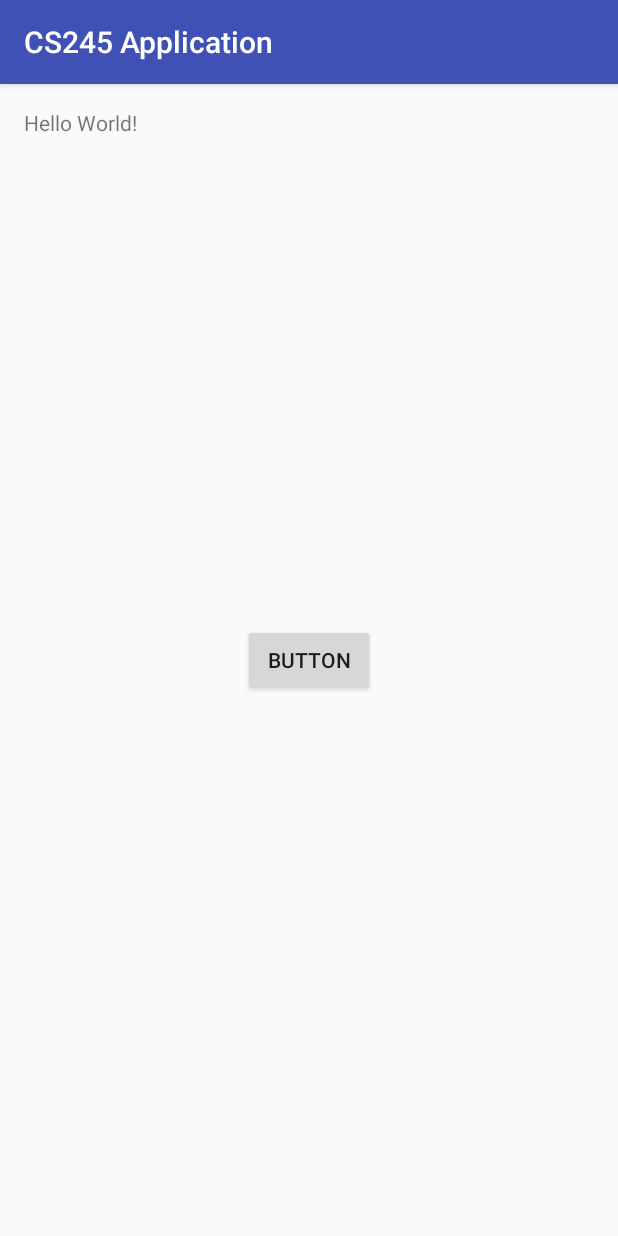
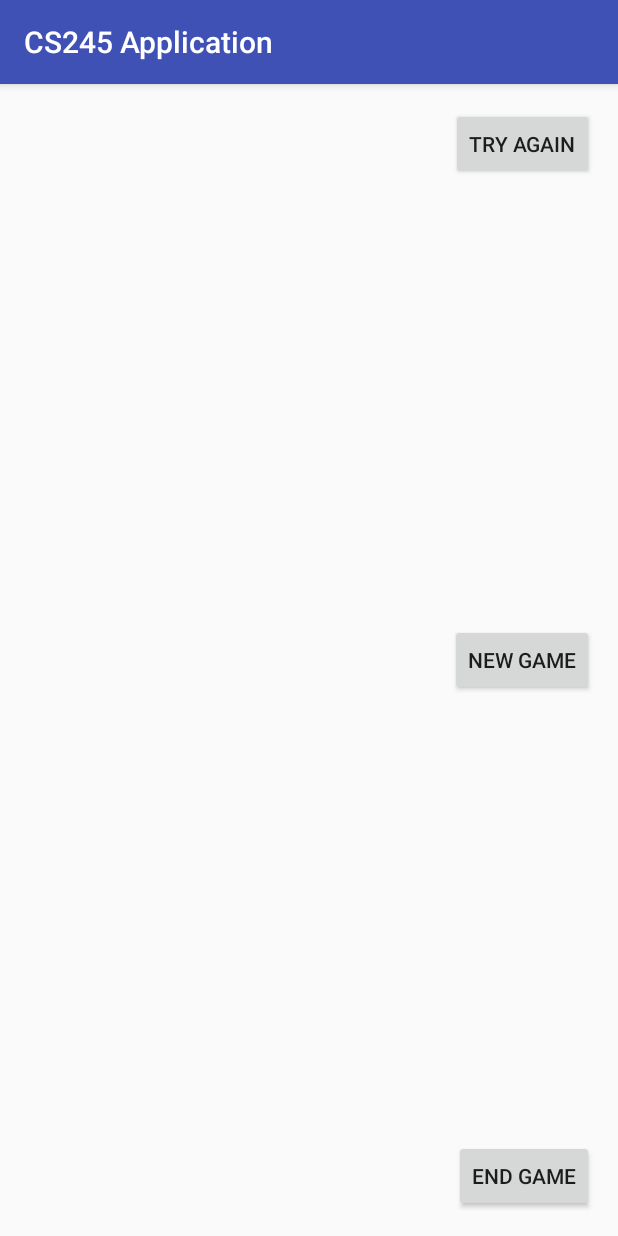
Before and after one commit to samlee99/Card-Concentration-Game, an Android app: the screen it shows after launch (MainActivity), on a phone screen of 412 x 824 dp. Run offline under Robolectric (Android 15) with nearby library versions, the phone set to English and light mode, and no system bars.

Commit message:
Added basic layout for game screen, headers for button methods
I put a gridView as placeholder for the game grid. Not sure if thats
what we want to use or not, still looking into it

```diff
--- a/app/src/main/java/com/example/samlee/cs245application/MainActivity.java
+++ b/app/src/main/java/com/example/samlee/cs245application/MainActivity.java
@@ -11,4 +11,26 @@ public class MainActivity extends AppCompatActivity {
         setContentView(R.layout.activity_main);
 
     }
+
+    public void tryAgainClicked(){
+
+
+
+    }
+
+
+
+    public void newGameClicked(){
+
+
+
+    }
+
+
+
+    public void endGameClicked(){
+
+
+
+    }
 }
--- a/app/src/main/res/layout/activity_main.xml
+++ b/app/src/main/res/layout/activity_main.xml
@@ -10,16 +10,37 @@
     android:paddingTop="@dimen/activity_vertical_margin"
     tools:context="com.example.samlee.cs245application.MainActivity">
 
-    <TextView
+    <Button
+        android:text="Try Again"
         android:layout_width="wrap_content"
         android:layout_height="wrap_content"
-        android:text="Hello World!" />
+        android:layout_alignParentRight="true"
+        android:onClick="tryAgainClicked"
+        android:id="@+id/tryAgain" />
 
     <Button
-        android:text="Button"
+        android:text="New Game"
         android:layout_width="wrap_content"
         android:layout_height="wrap_content"
         android:layout_centerVertical="true"
-        android:layout_centerHorizontal="true"
-        android:id="@+id/button" />
+        android:layout_alignParentRight="true"
+        android:onClick="newGameClicked"
+        android:id="@+id/newGame" />
+
+    <Button
+        android:text="End Game"
+        android:layout_width="wrap_content"
+        android:layout_height="wrap_content"
+        android:layout_alignParentBottom="true"
+        android:layout_alignParentRight="true"
+        android:onClick="endGameClicked"
+        android:id="@+id/endGame" />
+
+    <GridView
+        android:layout_width="match_parent"
+        android:layout_height="match_parent"
+        android:layout_alignParentTop="true"
+        android:layout_toStartOf="@+id/endGame"
+        android:layout_toLeftOf="@+id/endGame">
+    </GridView>
 </RelativeLayout>
```
Also changed, not shown: 2 other files.
